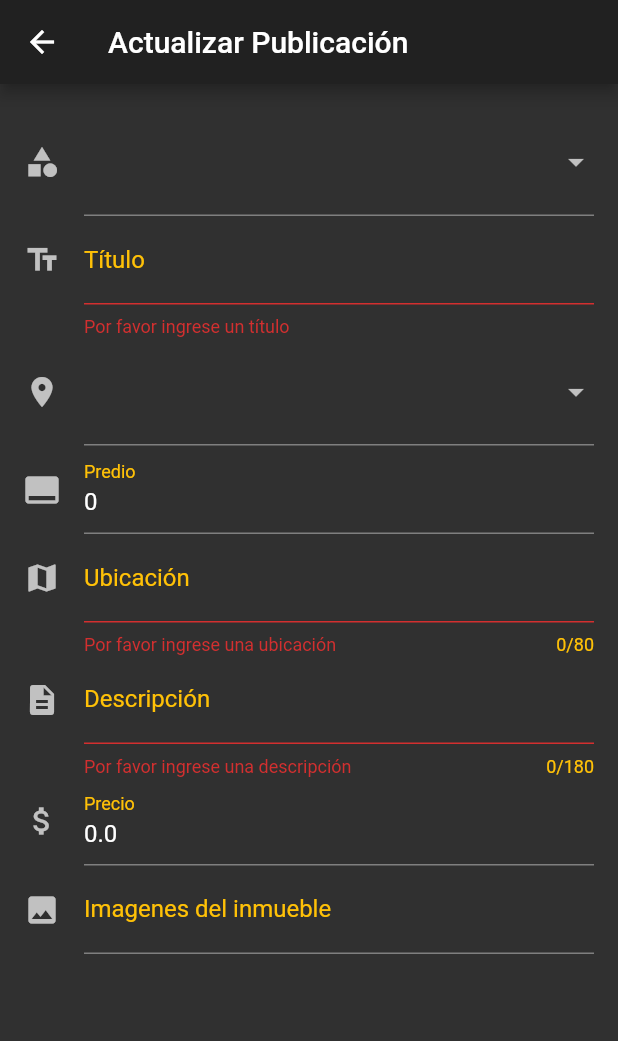
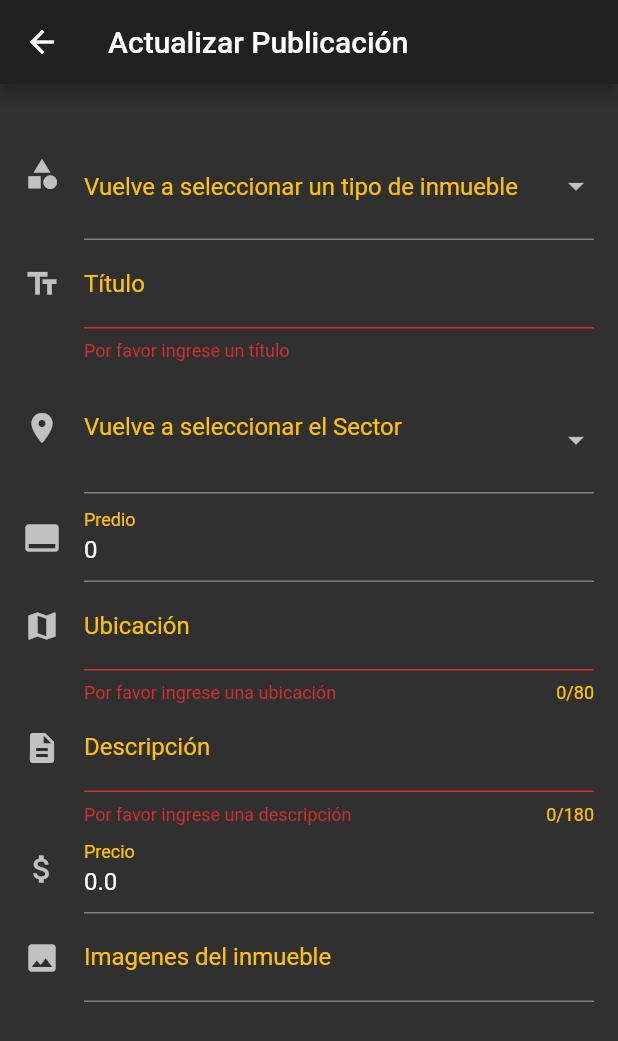
Before and after one commit to velascoandrs/azur, a Flutter app: the PublicacionActualizar screen opened directly with empty values, on a phone screen of 412 x 824 dp. Shown: the top 1041 px of the screen. Run offline on Flutter 3.47's test engine with Material 2 defaults, Android fonts, the phone set to English and light mode, and no system bars; our stand-ins replace cached_network_image, carousel_pro, file_picker, shared_preferences; accounts and stored records are empty; network calls fail; Roboto replaces fonts that are missing (Montserrat).

```diff
--- a/azur/lib/formularios/formulario_actualizar_publicacion.dart
+++ b/azur/lib/formularios/formulario_actualizar_publicacion.dart
@@ -347,14 +347,16 @@ class _FormularioActualizarPublicacionState extends State<FormularioActualizarPu
         return InputDecorator(
           decoration: InputDecoration(
             enabled: formularioHabilitado,
+            alignLabelWithHint: true,
+            labelText: "Vuelve a seleccionar un tipo de inmueble",
             icon: const Icon(Icons.category),
           ),
           isEmpty: _nombreTipo == '',
           child: new DropdownButtonHideUnderline(
             child: new DropdownButton(
+              value: _nombreTipo,
               hint: new Text("Vuelve a seleccionar un tipo de inmueble"),
               isExpanded: true,
-              value: _nombreTipo,
               onChanged: (String valor){
                 setState(() {
                   print("El valor es $valor");
@@ -388,6 +390,7 @@ class _FormularioActualizarPublicacionState extends State<FormularioActualizarPu
       builder: (FormFieldState state){
         return InputDecorator(
           decoration: InputDecoration(
+            labelText: "Vuelve a seleccionar el Sector",
             enabled: formularioHabilitado,
             icon: const Icon(Icons.place),
           ),
@@ -508,10 +511,16 @@ class _FormularioActualizarPublicacionState extends State<FormularioActualizarPu
                 //irInicio();
               }else{
                 _mostrarDialogo("Ocurrio un problema intentelo más tarde",false);
+                setState(() {
+                  estaSubiendo =false;
+                });
               }
 
             }else{
               _mostrarDialogo("Formulario invalido: \n$erroresExtras", false);
+              setState(() {
+                estaSubiendo =false;
+              });
             }
           },
         )
--- a/azur/lib/formularios/formulario_login.dart
+++ b/azur/lib/formularios/formulario_login.dart
@@ -142,6 +142,7 @@ class _FormularioLoginState extends State<FormularioLogin> {
                   padding: EdgeInsets.fromLTRB(20.0, 15.0, 20.0, 15.0),
                   onPressed: () {
                       // Ir a pantalla registrar
+                       Navigator.of(context, rootNavigator: true).pop();
                        Navigator.push(context,MaterialPageRoute(builder: (context) => Registro()),);
                   },
                   child: Text('Registrarse',textAlign: TextAlign.center,style: style.copyWith(color: Colors.black, fontWeight: FontWeight.bold),),
--- a/azur/lib/formularios/formulario_publicacion.dart
+++ b/azur/lib/formularios/formulario_publicacion.dart
@@ -470,9 +470,15 @@ class _FormularioCrearPublicacionState extends State<FormularioCrearPublicacion>
                       //irInicio();
               }else{
                     _mostrarDialogo("Ocurrio un problema intentelo más tarde",false);
+                    setState(() {
+                        estaSubiendo =false;
+                    });
               }
             }else{
               _mostrarDialogo("Formulario invalido: \n$erroresExtras", false);
+              setState(() {
+                estaSubiendo =false;
+              });
             }
           },
         )
--- a/azur/lib/global.dart
+++ b/azur/lib/global.dart
@@ -1 +1 @@
-String dominio = "172.29.66.99";
+String dominio = "172.29.66.50";
```
Also changed, not shown: azur/lib/publicacion/publicacion-widget.dart (+41 -6 lines).
